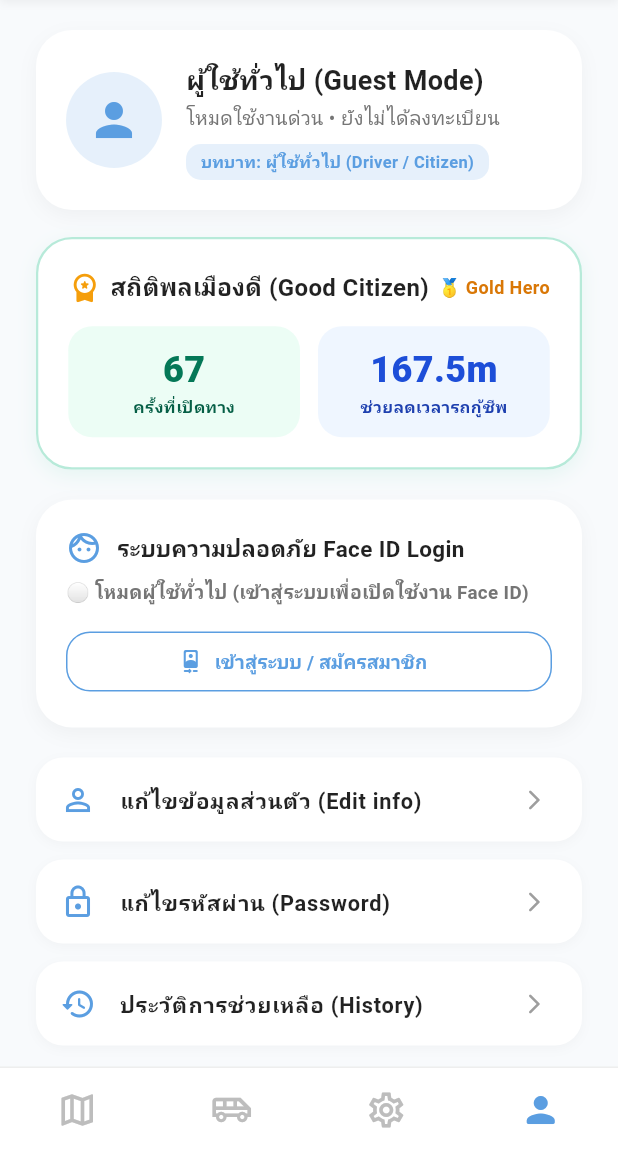
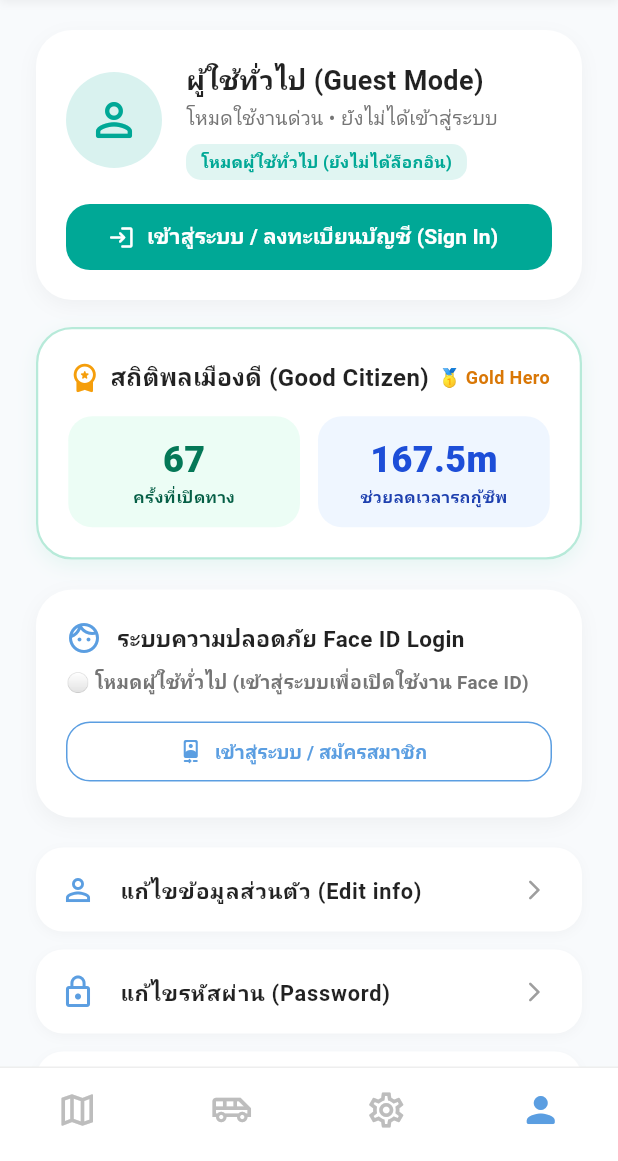
Before and after one commit to jirattong/route-alert-app, a Flutter app: the screen it shows after launch, item 4 of the bottom bar chosen, on a phone screen of 412 x 824 dp, the part 75-1236 px from its top. Run offline on Flutter 3.47's test engine with Material 3 defaults, Android fonts, the phone set to English and light mode, and no system bars; our stand-ins replace camera, cloud_firestore, firebase_core, flutter_dotenv, flutter_local_notifications, flutter_map and 6 more; missing offline and left inert: google_mlkit_face_detection, mailer, mqtt_client, tflite_flutter; accounts and stored records are empty.

Commit message:
แก้ไขตามบอลสั่ง

```diff
--- a/lib/features/driver_radar/presentation/driver_profile_screen.dart
+++ b/lib/features/driver_radar/presentation/driver_profile_screen.dart
@@ -109,6 +109,20 @@ class _DriverProfileScreenState extends State<DriverProfileScreen> {
   }
 
   void _showEditProfileDialog() {
+    if (_currentUser == null || _currentUser?.id == 'guest') {
+      ScaffoldMessenger.of(context).showSnackBar(
+        const SnackBar(
+          backgroundColor: Colors.orangeAccent,
+          content: Text('⚠️ กรุณาเข้าสู่ระบบหรือสมัครสมาชิกก่อนแก้ไขข้อมูลส่วนตัว'),
+        ),
+      );
+      Navigator.push(
+        context,
+        MaterialPageRoute(builder: (context) => const FaceLoginScreen()),
+      ).then((_) => _loadData());
+      return;
+    }
+
     final nameCtrl = TextEditingController(text: _currentUser?.name ?? '');
     final phoneCtrl = TextEditingController(text: _phone);
     final plateCtrl = TextEditingController(text: _carPlate);
@@ -197,6 +211,19 @@ class _DriverProfileScreenState extends State<DriverProfileScreen> {
   }
 
   void _showChangePasswordDialog() {
+    if (_currentUser == null || _currentUser?.id == 'guest') {
+      ScaffoldMessenger.of(context).showSnackBar(
+        const SnackBar(
+          backgroundColor: Colors.orangeAccent,
+          content: Text('⚠️ กรุณาเข้าสู่ระบบหรือสมัครสมาชิกก่อนเปลี่ยนรหัสผ่าน'),
+        ),
+      );
+      Navigator.push(
+        context,
+        MaterialPageRoute(builder: (context) => const FaceLoginScreen()),
+      ).then((_) => _loadData());
+      return;
+    }
     final oldPassCtrl = TextEditingController();
     final newPassCtrl = TextEditingController();
     final confirmPassCtrl = TextEditingController();
@@ -378,10 +405,10 @@ class _DriverProfileScreenState extends State<DriverProfileScreen> {
                     _buildMenuTile('ประวัติการช่วยเหลือ (History)', Icons.history_rounded, _showYieldHistoryDialog),
                     const SizedBox(height: 32),
 
+                    if (_currentUser == null || _currentUser?.id == 'guest')
                       SizedBox(
                         width: double.infinity,
-                      child: (_currentUser == null || _currentUser?.id == 'guest')
-                          ? ElevatedButton.icon(
+                        child: ElevatedButton.icon(
                           onPressed: () {
                             Navigator.push(
                               context,
@@ -405,8 +432,45 @@ class _DriverProfileScreenState extends State<DriverProfileScreen> {
                               borderRadius: BorderRadius.circular(24),
                             ),
                           ),
+                        ),
                       )
-                          : ElevatedButton.icon(
+                    else
+                      Column(
+                        children: [
+                          SizedBox(
+                            width: double.infinity,
+                            height: 48,
+                            child: OutlinedButton.icon(
+                              onPressed: () {
+                                Navigator.push(
+                                  context,
+                                  MaterialPageRoute(
+                                    builder: (context) => const FaceLoginScreen(),
+                                  ),
+                                ).then((_) => _loadData());
+                              },
+                              icon: const Icon(Icons.swap_horiz_rounded, color: Color(0xFF00A896), size: 20),
+                              label: const Text(
+                                'สลับบัญชี / เข้าสู่ระบบด้วยบัญชีอื่น',
+                                style: TextStyle(
+                                  fontSize: 14.5,
+                                  fontWeight: FontWeight.bold,
+                                  color: Color(0xFF00A896),
+                                ),
+                              ),
+                              style: OutlinedButton.styleFrom(
+                                side: const BorderSide(color: Color(0xFF00A896), width: 1.5),
+                                shape: RoundedRectangleBorder(
+                                  borderRadius: BorderRadius.circular(24),
+                                ),
+                              ),
+                            ),
+                          ),
+                          const SizedBox(height: 12),
+                          SizedBox(
+                            width: double.infinity,
+                            height: 48,
+                            child: ElevatedButton.icon(
                               onPressed: () async {
                                 await FaceAuthRepository.logout();
                                 await _loadData();
@@ -422,18 +486,20 @@ class _DriverProfileScreenState extends State<DriverProfileScreen> {
                               label: const Text(
                                 'ออกจากระบบ (Logout)',
                                 style: TextStyle(
-                                    fontSize: 16,
+                                    fontSize: 15,
                                     fontWeight: FontWeight.bold,
                                     color: Colors.white),
                               ),
                               style: ElevatedButton.styleFrom(
                                 backgroundColor: Colors.redAccent.shade400,
-                                padding: const EdgeInsets.symmetric(vertical: 14),
                                 shape: RoundedRectangleBorder(
                                   borderRadius: BorderRadius.circular(24),
                                 ),
+                                elevation: 0,
                               ),
                             ),
+                          ),
+                        ],
                       ),
                     const SizedBox(height: 20),
                   ],
@@ -475,7 +541,7 @@ class _DriverProfileScreenState extends State<DriverProfileScreen> {
   Widget _buildUserProfileCard() {
     final bool isGuest = _currentUser == null || _currentUser?.id == 'guest';
     final name = isGuest ? 'ผู้ใช้ทั่วไป (Guest Mode)' : (_currentUser?.name ?? 'ผู้ขับขี่ทั่วไป');
-    final email = isGuest ? 'โหมดใช้งานด่วน • ยังไม่ได้ลงทะเบียน' : (_currentUser?.email ?? 'driver@routealert.com');
+    final email = isGuest ? 'โหมดใช้งานด่วน • ยังไม่ได้เข้าสู่ระบบ' : (_currentUser?.email ?? 'driver@routealert.com');
 
     return Container(
       width: double.infinity,
@@ -491,15 +557,23 @@ class _DriverProfileScreenState extends State<DriverProfileScreen> {
           ),
         ],
       ),
-      child: Row(
+      child: Column(
+        children: [
+          Row(
             children: [
               Container(
                 padding: const EdgeInsets.all(14),
                 decoration: BoxDecoration(
-              color: const Color(0xFF5B9EE1).withValues(alpha: 0.15),
+                  color: isGuest
+                      ? const Color(0xFF00A896).withValues(alpha: 0.15)
+                      : const Color(0xFF5B9EE1).withValues(alpha: 0.15),
                   shape: BoxShape.circle,
                 ),
-            child: const Icon(Icons.person, color: Color(0xFF5B9EE1), size: 36),
+                child: Icon(
+                  isGuest ? Icons.person_outline_rounded : Icons.person,
+                  color: isGuest ? const Color(0xFF00A896) : const Color(0xFF5B9EE1),
+                  size: 36,
+                ),
               ),
               const SizedBox(width: 16),
               Expanded(
@@ -523,14 +597,18 @@ class _DriverProfileScreenState extends State<DriverProfileScreen> {
                     Container(
                       padding: const EdgeInsets.symmetric(horizontal: 10, vertical: 4),
                       decoration: BoxDecoration(
-                    color: const Color(0xFF5B9EE1).withValues(alpha: 0.15),
+                        color: isGuest
+                            ? const Color(0xFF00A896).withValues(alpha: 0.12)
+                            : const Color(0xFF5B9EE1).withValues(alpha: 0.15),
                         borderRadius: BorderRadius.circular(10),
                       ),
-                  child: const Text(
-                    'บทบาท: ผู้ใช้ทั่วไป (Driver / Citizen)',
+                      child: Text(
+                        isGuest
+                            ? 'โหมดผู้ใช้ทั่วไป (ยังไม่ได้ล็อกอิน)'
+                            : 'บทบาท: ${_currentUser?.role ?? "ผู้ใช้ทั่วไป"}',
                         style: TextStyle(
                           fontSize: 11,
-                      color: Color(0xFF5B9EE1),
+                          color: isGuest ? const Color(0xFF00A896) : const Color(0xFF5B9EE1),
                           fontWeight: FontWeight.bold,
                         ),
                       ),
@@ -538,6 +616,33 @@ class _DriverProfileScreenState extends State<DriverProfileScreen> {
                   ],
                 ),
               ),
+            ],
+          ),
+          if (isGuest) ...[
+            const SizedBox(height: 16),
+            SizedBox(
+              width: double.infinity,
+              height: 44,
+              child: ElevatedButton.icon(
+                onPressed: () {
+                  Navigator.push(
+                    context,
+                    MaterialPageRoute(builder: (context) => const FaceLoginScreen()),
+                  ).then((_) => _loadData());
+                },
+                icon: const Icon(Icons.login_rounded, color: Colors.white, size: 18),
+                label: const Text(
+                  'เข้าสู่ระบบ / ลงทะเบียนบัญชี (Sign In)',
+                  style: TextStyle(color: Colors.white, fontWeight: FontWeight.bold, fontSize: 14),
+                ),
+                style: ElevatedButton.styleFrom(
+                  backgroundColor: const Color(0xFF00A896),
+                  shape: RoundedRectangleBorder(borderRadius: BorderRadius.circular(16)),
+                  elevation: 0,
+                ),
+              ),
+            ),
+          ],
         ],
       ),
     );
```
Also changed, not shown: lib/features/driver_radar/presentation/driver_main_screen.dart (+23 -20 lines). Lines whose indentation alone changed are shown as unchanged.
